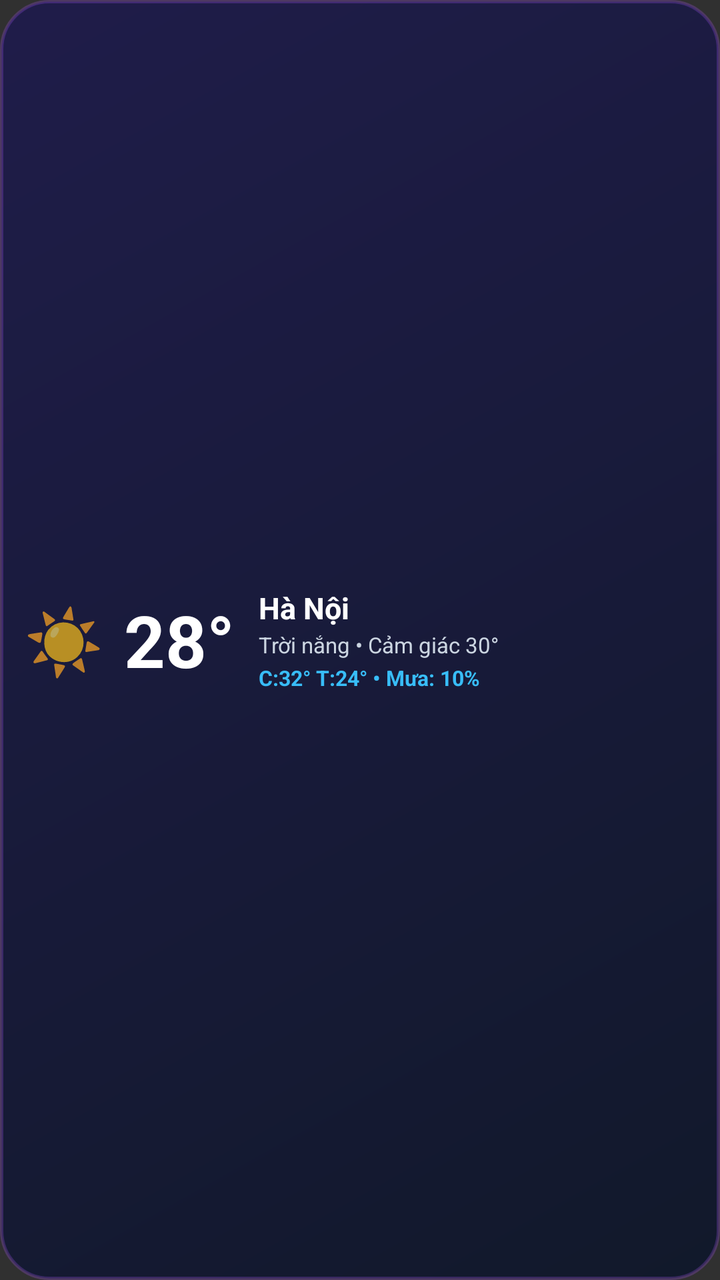
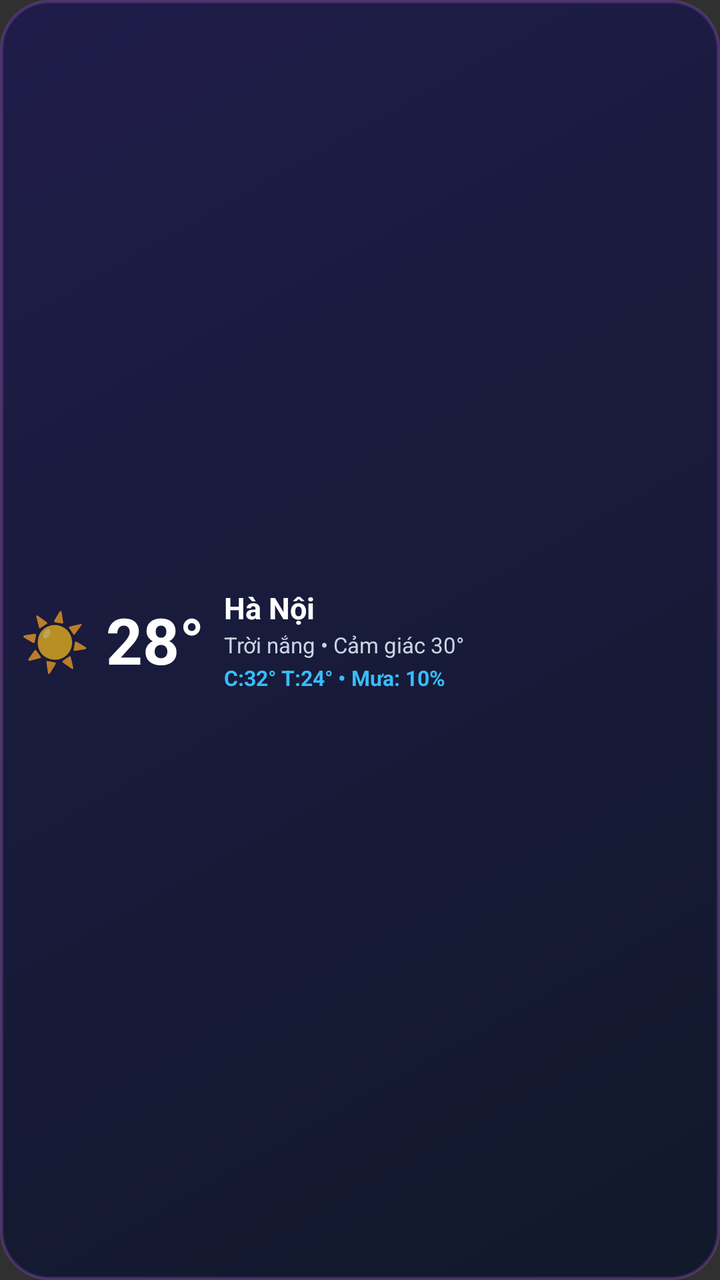

Compare the two renders of this Android layout. The source of the first and the diff that turns it into the second are given below.
<!-- AndroidManifest.xml: application theme Theme.Weather24h -->
<!-- res/layout/weather_widget_compact.xml -->
<?xml version="1.0" encoding="utf-8"?>
<FrameLayout xmlns:android="http://schemas.android.com/apk/res/android"
    android:id="@+id/compact_widget_root"
    android:layout_width="match_parent"
    android:layout_height="match_parent">

    
    <ImageView
        android:id="@+id/compact_widget_bg_layer"
        android:layout_width="match_parent"
        android:layout_height="match_parent"
        android:scaleType="fitXY"
        android:src="@drawable/widget_bg_dark" />

    
    <LinearLayout
        android:id="@+id/compact_widget_content"
        android:layout_width="match_parent"
        android:layout_height="match_parent"
        android:gravity="center_vertical"
        android:orientation="horizontal"
        android:padding="12dp">

        
        <TextView
            android:id="@+id/compact_widget_icon"
            android:layout_width="wrap_content"
            android:layout_height="wrap_content"
            android:layout_marginEnd="10dp"
            android:text="☀️"
            android:textSize="32sp" />

        <TextView
            android:id="@+id/compact_widget_temp"
            android:layout_width="wrap_content"
            android:layout_height="wrap_content"
            android:layout_marginEnd="12dp"
            android:text="28°"
            android:textColor="#FFFFFF"
            android:textSize="36sp"
            android:textStyle="bold" />

        
        <LinearLayout
            android:layout_width="0dp"
            android:layout_height="wrap_content"
            android:layout_weight="1"
            android:orientation="vertical">

            <TextView
                android:id="@+id/compact_widget_city"
                android:layout_width="wrap_content"
                android:layout_height="wrap_content"
                android:ellipsize="end"
                android:maxLines="1"
                android:text="Hà Nội"
                android:textColor="#FFFFFF"
                android:textSize="15sp"
                android:textStyle="bold" />

            <TextView
                android:id="@+id/compact_widget_desc"
                android:layout_width="wrap_content"
                android:layout_height="wrap_content"
                android:layout_marginTop="1dp"
                android:ellipsize="end"
                android:maxLines="1"
                android:text="Trời nắng • Cảm giác 30°"
                android:textColor="#CBD5E1"
                android:textSize="11sp" />

            <TextView
                android:id="@+id/compact_widget_sub"
                android:layout_width="wrap_content"
                android:layout_height="wrap_content"
                android:layout_marginTop="2dp"
                android:text="C:32° T:24° • Mưa: 10%"
                android:textColor="#38BDF8"
                android:textSize="10.5sp"
                android:textStyle="bold" />
        </LinearLayout>

    </LinearLayout>

</FrameLayout>
<!-- resources referenced by this layout -->
<resources>
  <!-- drawable widget_bg_dark (drawable) -->
  <?xml version="1.0" encoding="utf-8"?>
  <shape xmlns:android="http://schemas.android.com/apk/res/android"
      android:shape="rectangle">
      <gradient
          android:angle="315"
          android:startColor="#F01E1B4B"
          android:endColor="#F00F172A" />
      <corners android:radius="24dp" />
      <stroke
          android:width="1.5dp"
          android:color="#40A855F7" />
  </shape>
  <style name="Theme.Weather24h" parent="android:Theme.Material.NoActionBar">
          <item name="android:statusBarColor">@android:color/transparent</item>
          <item name="android:navigationBarColor">#0F172A</item>
          <item name="android:windowLightStatusBar">false</item>
      </style>
</resources>

<!-- the commit's change to res/layout/weather_widget_compact.xml (unified diff, before → after) -->
@@ -19,25 +19,25 @@
         android:layout_height="match_parent"
         android:gravity="center_vertical"
         android:orientation="horizontal"
-        android:padding="12dp">
+        android:padding="10dp">
 
         
         <TextView
             android:id="@+id/compact_widget_icon"
             android:layout_width="wrap_content"
             android:layout_height="wrap_content"
-            android:layout_marginEnd="10dp"
+            android:layout_marginEnd="8dp"
             android:text="☀️"
-            android:textSize="32sp" />
+            android:textSize="28sp" />
 
         <TextView
             android:id="@+id/compact_widget_temp"
             android:layout_width="wrap_content"
             android:layout_height="wrap_content"
-            android:layout_marginEnd="12dp"
+            android:layout_marginEnd="10dp"
             android:text="28°"
             android:textColor="#FFFFFF"
-            android:textSize="36sp"
+            android:textSize="32sp"
             android:textStyle="bold" />
 
         
